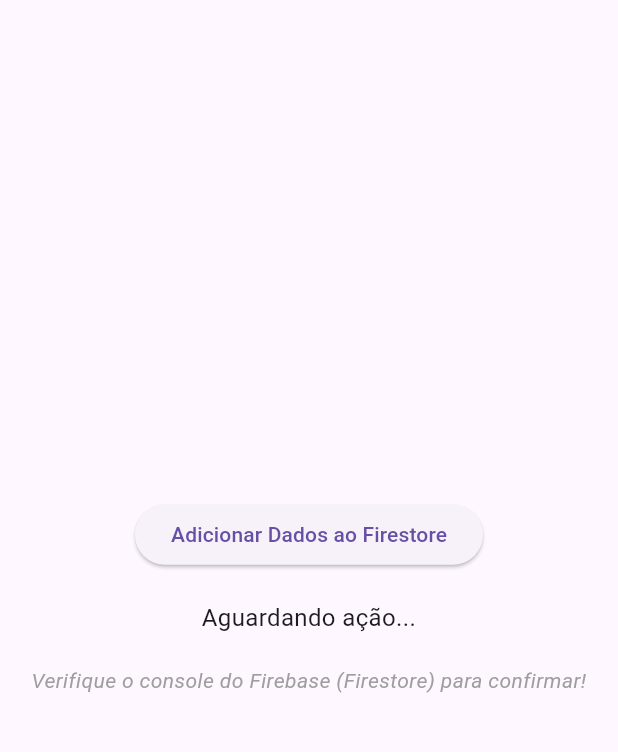
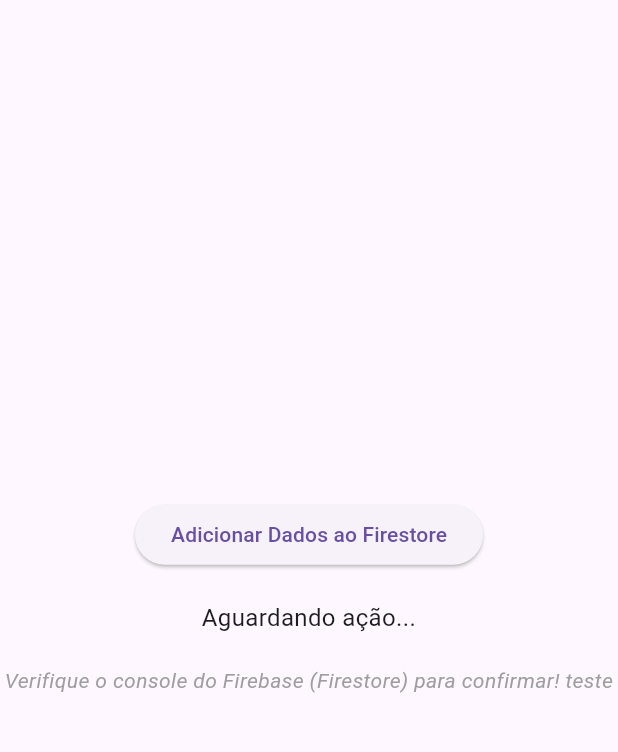
Before and after one commit to LucasBottura16/my_catalog, a Flutter app: the screen it shows after launch, on a phone screen of 412 x 824 dp, the part 63-815 px from its top. Run offline on Flutter 3.47's test engine with Material 3 defaults, Android fonts, the phone set to English and light mode, and no system bars; our stand-ins replace cloud_firestore, firebase_core; accounts and stored records are empty.

Commit message:
Initial project

```diff
--- a/lib/main.dart
+++ b/lib/main.dart
@@ -100,7 +100,7 @@ class _FirebaseTestScreenState extends State<FirebaseTestScreen> {
             ),
             const SizedBox(height: 20),
             const Text(
-              'Verifique o console do Firebase (Firestore) para confirmar!',
+              'Verifique o console do Firebase (Firestore) para confirmar! teste',
               textAlign: TextAlign.center,
               style: TextStyle(fontStyle: FontStyle.italic, color: Colors.grey),
             ),
```
